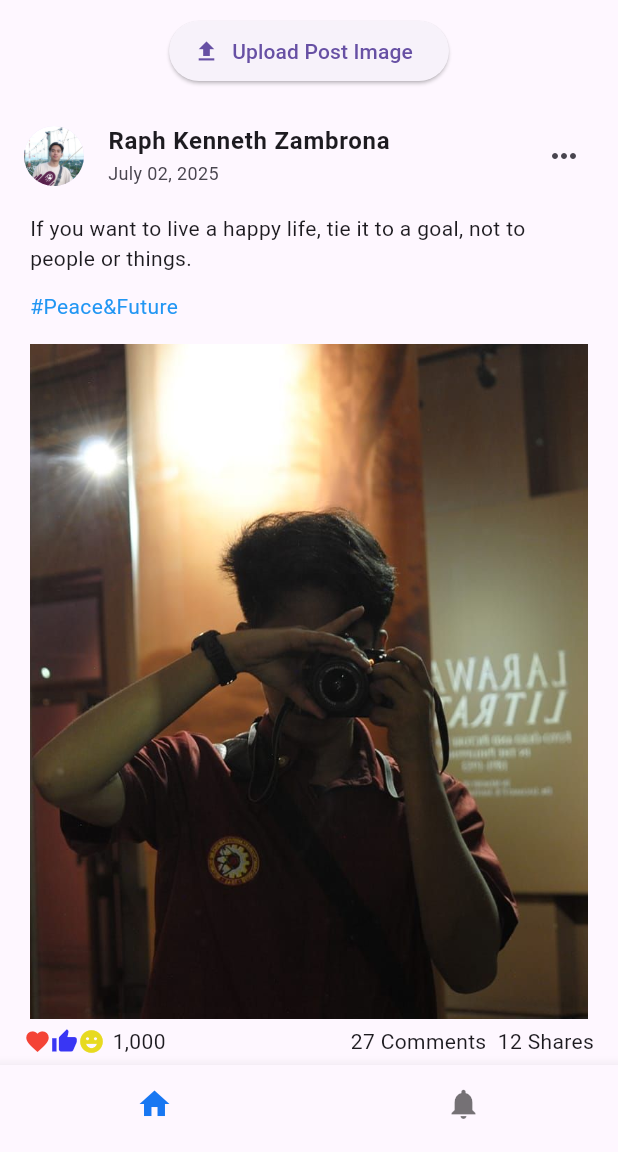
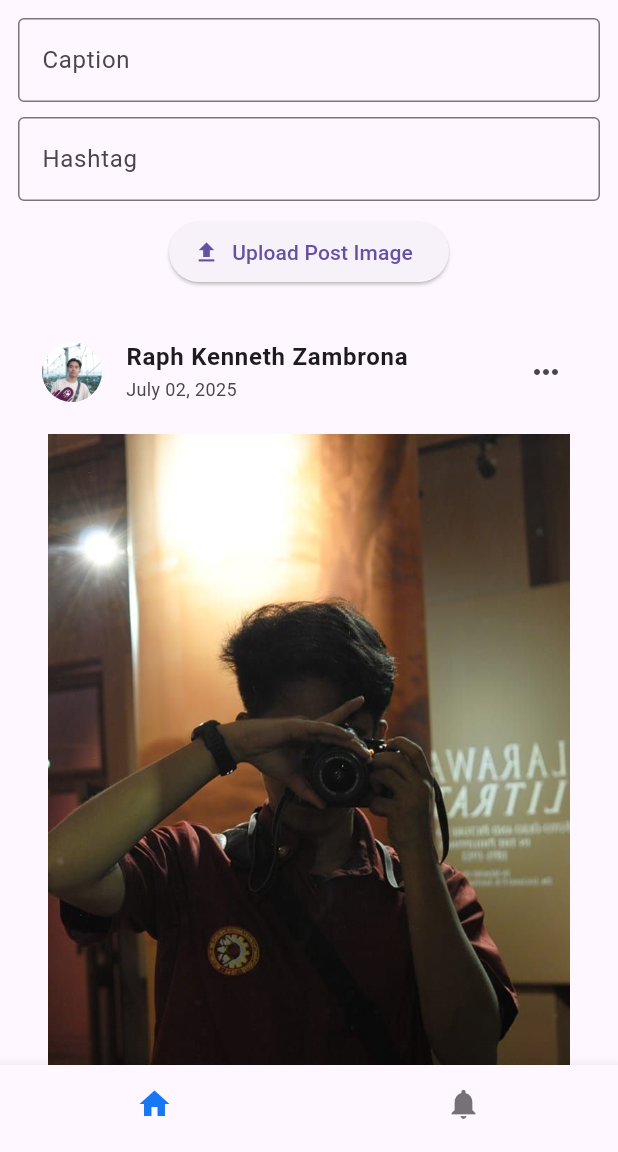
Before and after one commit to Kenzambrona27/Lab-Activity-3, a Flutter app: the screen it shows after launch, after a tap on "Upload Post Image", on a phone screen of 412 x 824 dp, the part 84-1236 px from its top. Run offline on Flutter 3.47's test engine with Material 3 defaults, Android fonts, the light colour scheme and no system bars; our stand-ins replace file_picker, flutter_screenutil, image_picker.

Commit message:
first commit

```diff
--- a/lib/screens/facebookpost.dart
+++ b/lib/screens/facebookpost.dart
@@ -16,10 +16,16 @@ class _FacebookPostState extends State<FacebookPost> {
   File? _imageFile;
   Uint8List? _webImageBytes;
 
+  String _caption = "";
+  String _hashtag = "";
+
+  // ✅ New: Text controllers for user input
+  final TextEditingController _captionController = TextEditingController();
+  final TextEditingController _hashtagController = TextEditingController();
+
   Future<void> _pickImage() async {
     try {
       if (kIsWeb) {
-        print("Opening file picker on Web...");
         final result = await FilePicker.platform.pickFiles(
           type: FileType.image,
           withData: true,
@@ -27,22 +33,18 @@ class _FacebookPostState extends State<FacebookPost> {
         if (result != null && result.files.single.bytes != null) {
           setState(() {
             _webImageBytes = result.files.single.bytes;
+            _caption = _captionController.text.trim();
+            _hashtag = _hashtagController.text.trim();
           });
-          print("Image selected on Web");
-        } else {
-          print("No image selected (Web).");
         }
       } else {
-        print("Opening image picker on Mobile...");
-        final pickedFile =
-            await ImagePicker().pickImage(source: ImageSource.gallery);
+        final pickedFile = await ImagePicker().pickImage(source: ImageSource.gallery);
         if (pickedFile != null) {
           setState(() {
             _imageFile = File(pickedFile.path);
+            _caption = _captionController.text.trim();
+            _hashtag = _hashtagController.text.trim();
           });
-          print("Image selected on Mobile: ${pickedFile.path}");
-        } else {
-          print("No image selected (Mobile).");
         }
       }
     } catch (e) {
@@ -52,31 +54,52 @@ class _FacebookPostState extends State<FacebookPost> {
 
   Widget _getPostImageWidget() {
     if (kIsWeb && _webImageBytes != null) {
-      return Image.memory(_webImageBytes!,
-          width: double.infinity, height: 450, fit: BoxFit.cover);
+      return Image.memory(_webImageBytes!, width: double.infinity, height: 450, fit: BoxFit.cover);
     } else if (!kIsWeb && _imageFile != null) {
-      return Image.file(_imageFile!,
-          width: double.infinity, height: 450, fit: BoxFit.cover);
+      return Image.file(_imageFile!, width: double.infinity, height: 450, fit: BoxFit.cover);
     } else {
-      return Image.asset('assets/images/Post.jpg',
-          width: double.infinity, height: 450, fit: BoxFit.cover);
+      return Image.asset('assets/images/Post.jpg', width: double.infinity, height: 450, fit: BoxFit.cover);
     }
   }
 
   @override
   Widget build(BuildContext context) {
     return SingleChildScrollView(
+      child: Padding(
+        padding: const EdgeInsets.all(12.0),
         child: Column(
           children: [
+            // ✅ TextField for caption
+            TextField(
+              controller: _captionController,
+              decoration: const InputDecoration(
+                labelText: "Caption",
+                border: OutlineInputBorder(),
+              ),
+            ),
             const SizedBox(height: 10),
+
+            // ✅ TextField for hashtag
+            TextField(
+              controller: _hashtagController,
+              decoration: const InputDecoration(
+                labelText: "Hashtag",
+                border: OutlineInputBorder(),
+              ),
+            ),
+            const SizedBox(height: 10),
+
+            // ✅ Upload Button
             ElevatedButton.icon(
               onPressed: _pickImage,
               icon: const Icon(Icons.upload),
               label: const Text("Upload Post Image"),
             ),
-          const SizedBox(height: 10),
+
+            const SizedBox(height: 20),
             _buildFacebookPost(),
           ],
+        ),
       ),
     );
   }
@@ -90,25 +113,28 @@ class _FacebookPostState extends State<FacebookPost> {
             backgroundImage: AssetImage('assets/images/Zambrona.jpg'),
             radius: 20,
           ),
-          title: Text("Raph Kenneth Zambrona",
-              style: TextStyle(fontWeight: FontWeight.bold)),
+          title: Text("Raph Kenneth Zambrona", style: TextStyle(fontWeight: FontWeight.bold)),
           subtitle: Text("July 02, 2025", style: TextStyle(fontSize: 12)),
           trailing: Icon(Icons.more_horiz),
         ),
-        const Padding(
-          padding: EdgeInsets.symmetric(vertical: 2.0, horizontal: 20.0),
-          child: Text(
-              "If you want to live a happy life, tie it to a goal, not to people or things."),
+
+        // ✅ Dynamic caption and hashtag
+        if (_caption.isNotEmpty)
+          Padding(
+            padding: const EdgeInsets.symmetric(vertical: 2.0, horizontal: 20.0),
+            child: Text(_caption),
           ),
-        const Padding(
-          padding: EdgeInsets.symmetric(vertical: 10.0, horizontal: 20.0),
-          child: Text("#Peace&Future", style: TextStyle(color: Colors.blue)),
+        if (_hashtag.isNotEmpty)
+          Padding(
+            padding: const EdgeInsets.symmetric(vertical: 10.0, horizontal: 20.0),
+            child: Text(_hashtag, style: const TextStyle(color: Colors.blue)),
           ),
+
         Padding(
-          padding:
-              const EdgeInsets.symmetric(vertical: 5.0, horizontal: 20.0),
+          padding: const EdgeInsets.symmetric(vertical: 5.0, horizontal: 20.0),
           child: _getPostImageWidget(),
         ),
+
         Padding(
           padding: const EdgeInsets.symmetric(horizontal: 16.0),
           child: Row(
@@ -117,10 +143,8 @@ class _FacebookPostState extends State<FacebookPost> {
               Row(
                 children: const [
                   Icon(Icons.favorite, color: Colors.red, size: 18),
-                  Icon(Icons.thumb_up,
-                      color: Color.fromARGB(255, 57, 54, 244), size: 18),
-                  Icon(Icons.emoji_emotions_sharp,
-                      color: Color.fromARGB(255, 231, 218, 32), size: 18),
+                  Icon(Icons.thumb_up, color: Color.fromARGB(255, 57, 54, 244), size: 18),
+                  Icon(Icons.emoji_emotions_sharp, color: Color.fromARGB(255, 231, 218, 32), size: 18),
                   SizedBox(width: 5),
                   Text("1,000"),
                 ],
@@ -146,8 +170,7 @@ class _FacebookPostState extends State<FacebookPost> {
           child: Divider(thickness: 0.3, color: Colors.grey.shade400),
         ),
         Padding(
-          padding:
-              const EdgeInsets.symmetric(vertical: 5.0, horizontal: 25.0),
+          padding: const EdgeInsets.symmetric(vertical: 5.0, horizontal: 25.0),
           child: Row(
             children: [
               const CircleAvatar(
```
Also changed, not shown: 1 other file. Lines whose indentation alone changed are shown as unchanged.
